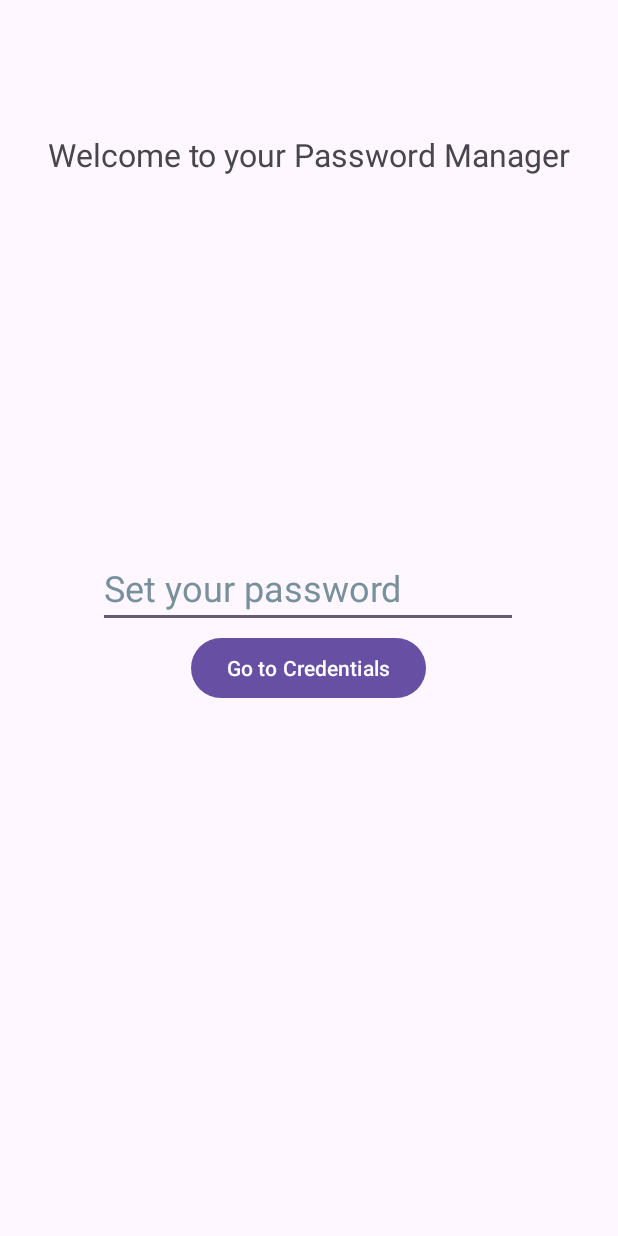
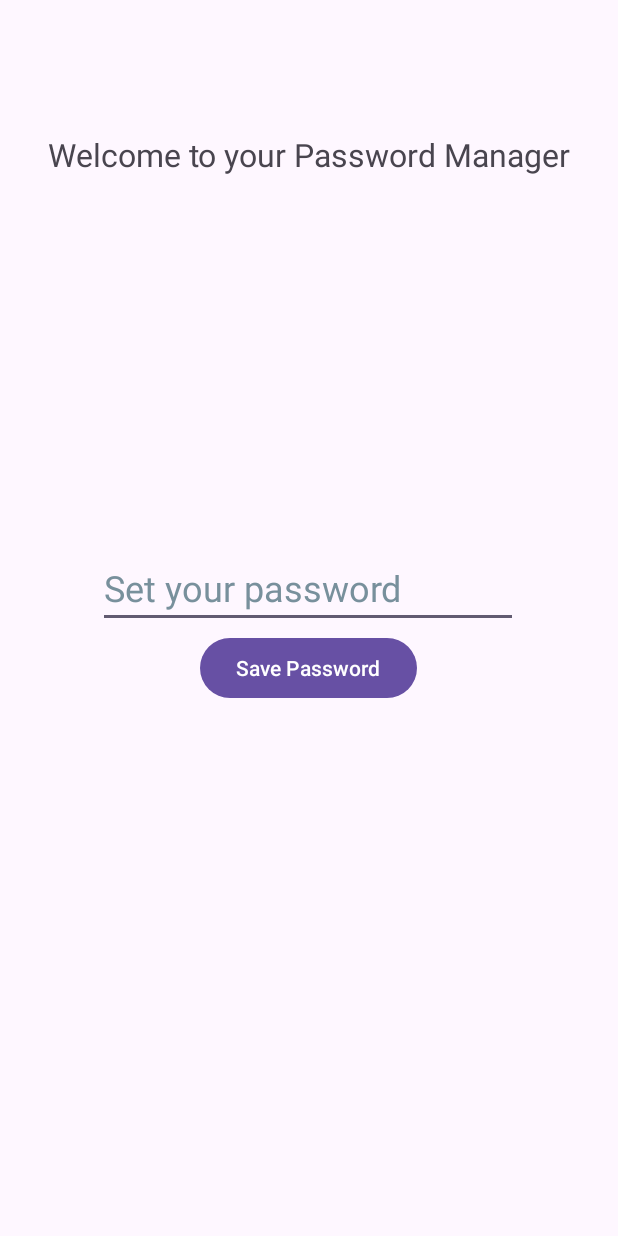
Before and after one commit to austinelliott9/URSafe, an Android app built with Jetpack Compose: the screen it shows after launch (MainActivity), on a phone screen of 412 x 824 dp. Run offline under Robolectric (Android 15) with nearby library versions, the phone set to English and light mode, and no system bars; 3 statements that could not run were skipped.

Commit message:
Cleaned up LoginFragment.kt

```diff
--- a/app/src/main/java/com/example/finalproject448/LoginFragment.kt
+++ b/app/src/main/java/com/example/finalproject448/LoginFragment.kt
@@ -1,5 +1,6 @@
 package com.example.finalproject448
 
+import android.annotation.SuppressLint
 import android.os.Bundle
 import android.view.LayoutInflater
 import android.view.View
@@ -13,19 +14,8 @@ import androidx.security.crypto.EncryptedSharedPreferences
 import androidx.security.crypto.MasterKey
 import androidx.core.content.edit
 
-// TODO: Rename parameter arguments, choose names that match
-// the fragment initialization parameters, e.g. ARG_ITEM_NUMBER
-private const val ARG_PARAM1 = "param1"
-private const val ARG_PARAM2 = "param2"
-
-/**
- * A simple [Fragment] subclass.
- * Use the [LoginFragment.newInstance] factory method to
- * create an instance of this fragment.
- */
-
-
 class LoginFragment : Fragment() {
+    @SuppressLint("SetTextI18n")
     override fun onViewCreated(view: View, savedInstanceState: Bundle?) {
         super.onViewCreated(view, savedInstanceState)
 
@@ -49,8 +39,10 @@ class LoginFragment : Fragment() {
         // Set the hint based on whether a password is saved
         if (savedPassword == null) {
             editPassword.hint = "Set your password"
+            myButton.text = "Save Password"
         } else {
             editPassword.hint = "Enter your password"
+            myButton.text = "Login"
         }
 
         myButton.setOnClickListener {
@@ -63,7 +55,7 @@ class LoginFragment : Fragment() {
 
             if (savedPassword == null) {
                 // Save the password if it doesn't exist
-                sharedPrefs.edit().putString("user_password", enteredPassword).apply()
+                sharedPrefs.edit { putString("user_password", enteredPassword) }
                 Toast.makeText(requireContext(), "Password saved!", Toast.LENGTH_SHORT).show()
                 findNavController().navigate(R.id.action_loginFragment_to_credentialsListFragment)
             } else {
@@ -78,34 +70,10 @@ class LoginFragment : Fragment() {
         }
     }
 
-
     override fun onCreateView(
         inflater: LayoutInflater, container: ViewGroup?,
         savedInstanceState: Bundle?
     ): View? {
-        // Inflate the layout for this fragment
-        val view =  inflater.inflate(R.layout.fragment_login, container, false)
-
-        return view
-    }
-
-    companion object {
-        /**
-         * Use this factory method to create a new instance of
-         * this fragment using the provided parameters.
-         *
-         * @param param1 Parameter 1.
-         * @param param2 Parameter 2.
-         * @return A new instance of fragment LoginFragment.
-         */
-        // TODO: Rename and change types and number of parameters
-        @JvmStatic
-        fun newInstance(param1: String, param2: String) =
-            LoginFragment().apply {
-                arguments = Bundle().apply {
-                    putString(ARG_PARAM1, param1)
-                    putString(ARG_PARAM2, param2)
-                }
-            }
+        return inflater.inflate(R.layout.fragment_login, container, false)
     }
 }
```
